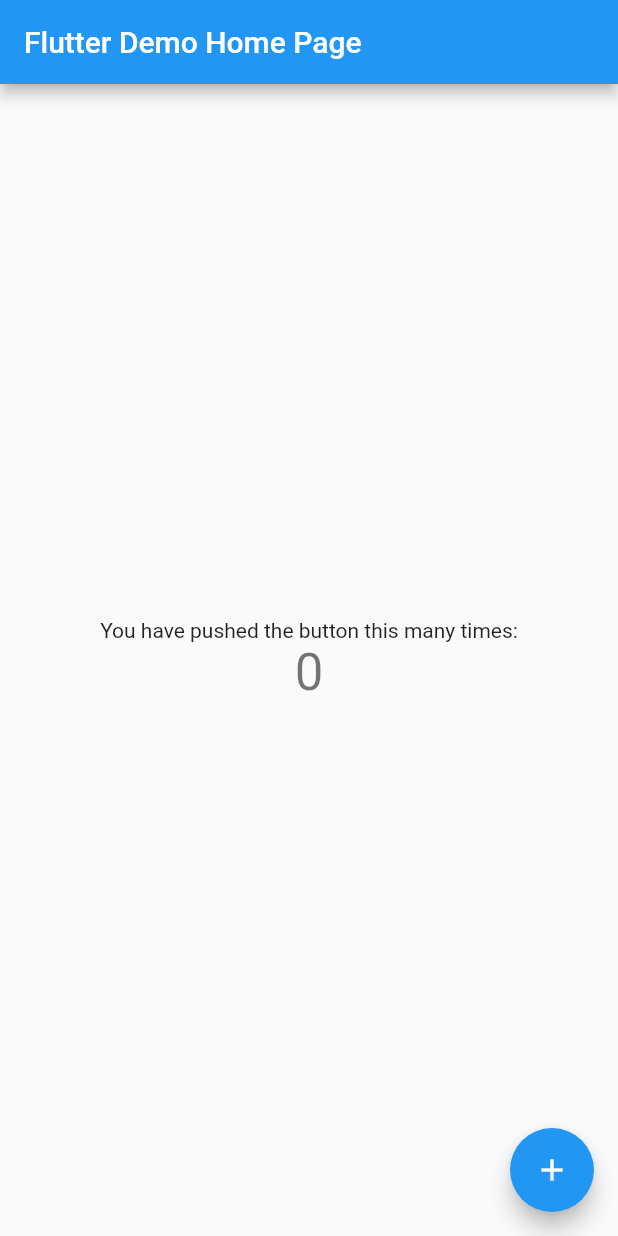
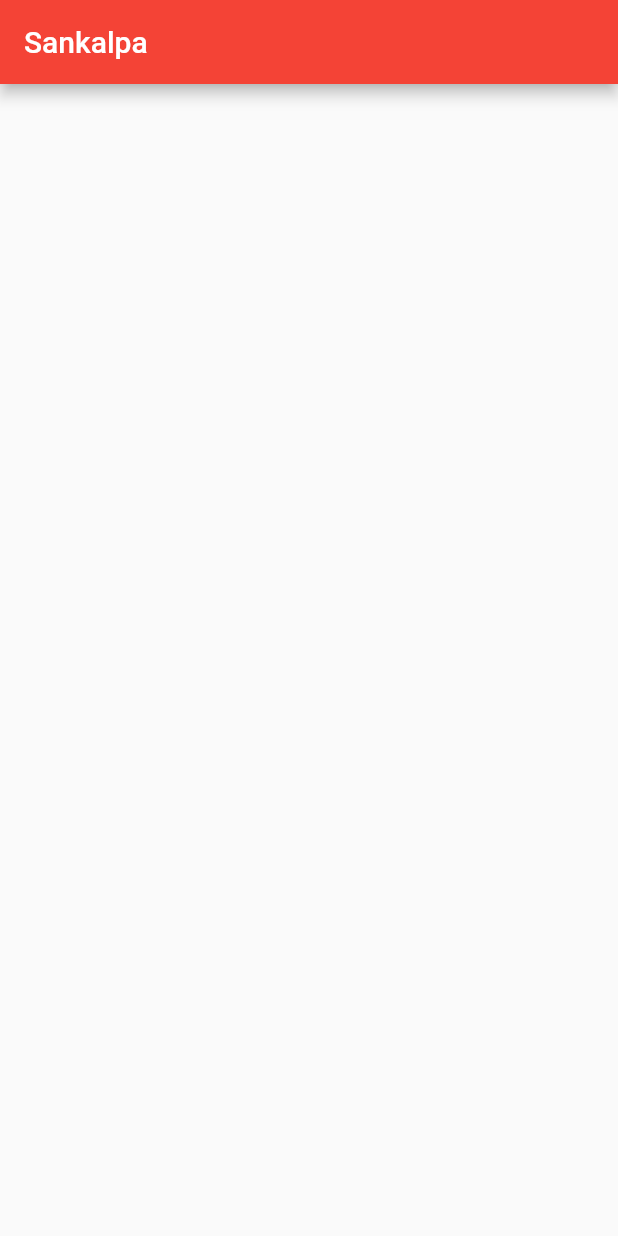
Before and after one commit to SankalpaLokuliyanage/first_flutter_app, a Flutter app: the screen it shows after launch, on a phone screen of 412 x 824 dp. Run offline on Flutter 3.47's test engine with Material 2 defaults, Android fonts, the phone set to English and light mode, and no system bars.

Commit message:
add appbar

```diff
--- a/lib/main.dart
+++ b/lib/main.dart
@@ -11,105 +11,25 @@ class MyApp extends StatelessWidget {
   @override
   Widget build(BuildContext context) {
     return MaterialApp(
-      title: 'Flutter Demo',
+      title: 'First App',
       theme: ThemeData(
-        // This is the theme of your application.
-        //
-        // Try running your application with "flutter run". You'll see the
-        // application has a blue toolbar. Then, without quitting the app, try
-        // changing the primarySwatch below to Colors.green and then invoke
-        // "hot reload" (press "r" in the console where you ran "flutter run",
-        // or simply save your changes to "hot reload" in a Flutter IDE).
-        // Notice that the counter didn't reset back to zero; the application
-        // is not restarted.
-        primarySwatch: Colors.blue,
+        primarySwatch: Colors.red,
+        visualDensity: VisualDensity.adaptivePlatformDensity,
       ),
-      home: const MyHomePage(title: 'Flutter Demo Home Page'),
+      home: MyHomePage(),
     );
   }
 }
 
-class MyHomePage extends StatefulWidget {
-  const MyHomePage({Key? key, required this.title}) : super(key: key);
 
-  // This widget is the home page of your application. It is stateful, meaning
-  // that it has a State object (defined below) that contains fields that affect
-  // how it looks.
-
-  // This class is the configuration for the state. It holds the values (in this
-  // case the title) provided by the parent (in this case the App widget) and
-  // used by the build method of the State. Fields in a Widget subclass are
-  // always marked "final".
-
-  final String title;
-
-  @override
-  State<MyHomePage> createState() => _MyHomePageState();
-}
-
-class _MyHomePageState extends State<MyHomePage> {
-  int _counter = 0;
-
-  void _incrementCounter() {
-    setState(() {
-      // This call to setState tells the Flutter framework that something has
-      // changed in this State, which causes it to rerun the build method below
-      // so that the display can reflect the updated values. If we changed
-      // _counter without calling setState(), then the build method would not be
-      // called again, and so nothing would appear to happen.
-      _counter++;
-    });
-  }
+ class MyHomePage extends StatelessWidget {
 
    @override
    Widget build(BuildContext context) {
-    // This method is rerun every time setState is called, for instance as done
-    // by the _incrementCounter method above.
-    //
-    // The Flutter framework has been optimized to make rerunning build methods
-    // fast, so that you can just rebuild anything that needs updating rather
-    // than having to individually change instances of widgets.
      return Scaffold(
        appBar: AppBar(
-        // Here we take the value from the MyHomePage object that was created by
-        // the App.build method, and use it to set our appbar title.
-        title: Text(widget.title),
-      ),
-      body: Center(
-        // Center is a layout widget. It takes a single child and positions it
-        // in the middle of the parent.
-        child: Column(
-          // Column is also a layout widget. It takes a list of children and
-          // arranges them vertically. By default, it sizes itself to fit its
-          // children horizontally, and tries to be as tall as its parent.
-          //
-          // Invoke "debug painting" (press "p" in the console, choose the
-          // "Toggle Debug Paint" action from the Flutter Inspector in Android
-          // Studio, or the "Toggle Debug Paint" command in Visual Studio Code)
-          // to see the wireframe for each widget.
-          //
-          // Column has various properties to control how it sizes itself and
-          // how it positions its children. Here we use mainAxisAlignment to
-          // center the children vertically; the main axis here is the vertical
-          // axis because Columns are vertical (the cross axis would be
-          // horizontal).
-          mainAxisAlignment: MainAxisAlignment.center,
-          children: <Widget>[
-            const Text(
-              'You have pushed the button this many times:',
-            ),
-            Text(
-              '$_counter',
-              style: Theme.of(context).textTheme.headline4,
-            ),
-          ],
-        ),
-      ),
-      floatingActionButton: FloatingActionButton(
-        onPressed: _incrementCounter,
-        tooltip: 'Increment',
-        child: const Icon(Icons.add),
-      ), // This trailing comma makes auto-formatting nicer for build methods.
+         title: Text("Sankalpa"),),
      );
+
    }
  }
```
Lines whose indentation alone changed are shown as unchanged.
